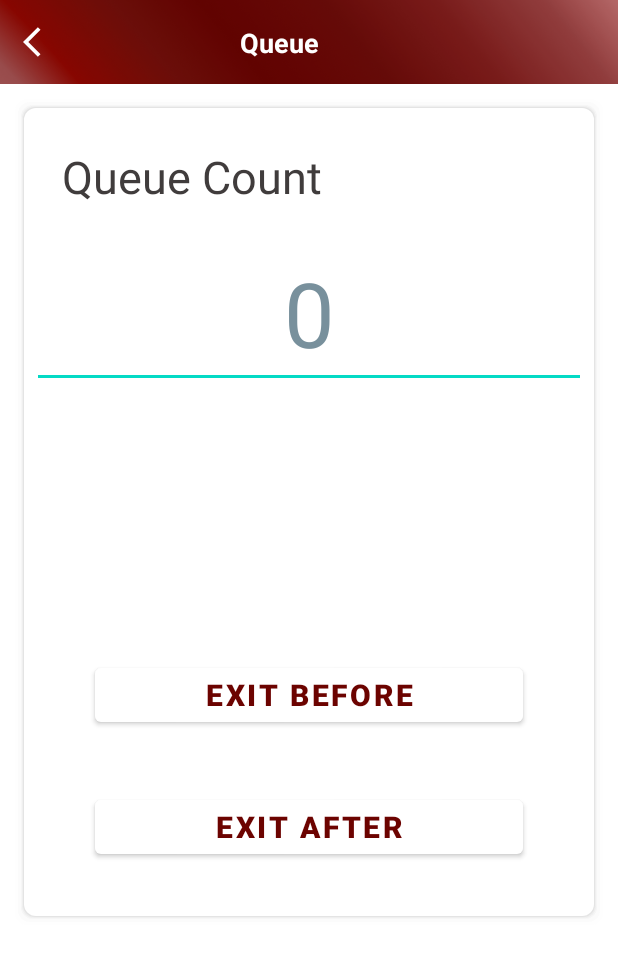
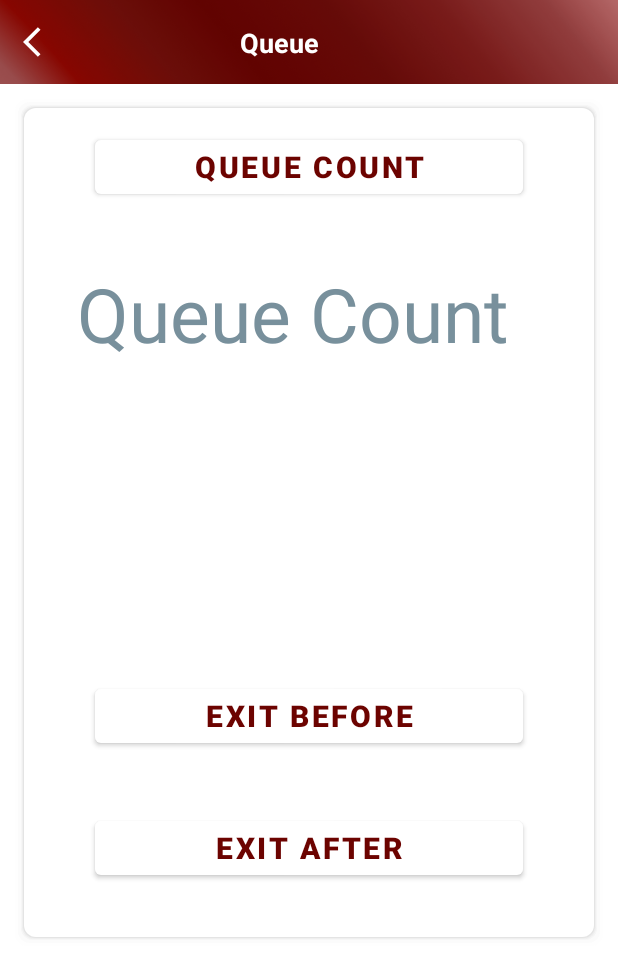
Before and after one commit to NavodyaPasqual/ead_frontend, an Android app: the queue_exit screen opened directly, with no data from a screen before it, on a phone screen of 412 x 824 dp. Shown: the top 978 px of the screen. Run offline under Robolectric (Android 15) with nearby library versions, the phone set to English and light mode, and no system bars; Roboto replaces fonts that are not available here.

Commit message:
queue class updated

```diff
--- a/app/src/main/java/com/example/ead_frontend/ui/queue/queue_create.java
+++ b/app/src/main/java/com/example/ead_frontend/ui/queue/queue_create.java
@@ -25,7 +25,7 @@ import com.android.volley.toolbox.HttpHeaderParser;
 import com.android.volley.toolbox.StringRequest;
 import com.android.volley.toolbox.Volley;
 import com.example.ead_frontend.R;
-import com.example.ead_frontend.ui.queue.queue_join;
+import com.example.ead_frontend.ui.queue.queue_exit;
 import com.example.ead_frontend.ui.user.UserLogin;
 import com.example.ead_frontend.ui.user.UserRegistration;
 
@@ -92,7 +92,7 @@ public class queue_create extends AppCompatActivity {
                     shedNameQC.getText().clear();
 
 
-                    Intent intent = new Intent(queue_create.this, queue_join.class);
+                    Intent intent = new Intent(queue_create.this, queue_exit.class);
                     startActivity(intent);
                 }
 
@@ -134,8 +134,8 @@ public class queue_create extends AppCompatActivity {
         }
     }
 
-    public void sendToQueueJoin(View view) {
-        Intent intent = new Intent(this,  queue_join.class);
+    public void sendToQueueExit(View view) {
+        Intent intent = new Intent(this,  queue_exit.class);
         Button button = (Button) findViewById(R.id.btnCreateQC);
         startActivity(intent);
     }
--- a/app/src/main/res/layout/activity_queue_exit.xml
+++ b/app/src/main/res/layout/activity_queue_exit.xml
@@ -63,6 +63,19 @@
                         android:layout_height="match_parent"
                         android:orientation="vertical">
 
+                        <Button
+                            android:id="@+id/buttonGetCount"
+                            android:layout_width="match_parent"
+                            android:layout_height="wrap_content"
+                            android:layout_marginStart="42dp"
+                            android:layout_marginTop="10dp"
+                            android:layout_marginEnd="42dp"
+                            android:layout_marginBottom="10dp"
+                            android:text="@string/queue_count"
+                            android:textColor="@color/red"
+                            android:textSize="20sp"
+                            android:textStyle="bold" />
+
                         <TextView
                             android:layout_width="wrap_content"
                             android:layout_height="wrap_content"
@@ -71,18 +84,6 @@
                             android:layout_marginRight="20dp"
                             android:layout_marginBottom="20dp"
                             android:hint="@string/queue_count"
-                            android:textColorHint="#403C3C"
-                            android:textSize="30sp" />
-
-                        <EditText
-                            android:id="@+id/queueCount"
-                            android:layout_width="match_parent"
-                            android:layout_height="wrap_content"
-                            android:autoText="true"
-                            android:autofillHints=""
-                            android:ems="10"
-                            android:hint="0"
-                            android:inputType="number"
                             android:paddingStart="10dp"
                             android:paddingLeft="10dp"
                             android:paddingTop="10dp"
@@ -91,7 +92,26 @@
                             android:paddingBottom="10dp"
                             android:textAlignment="center"
                             android:textColorHint="#78909C"
-                            android:textSize="60sp" />
+                            android:textSize="50sp" />
+
+<!--                        <EditText-->
+<!--                            android:id="@+id/queueCount"-->
+<!--                            android:layout_width="match_parent"-->
+<!--                            android:layout_height="wrap_content"-->
+<!--                            android:autoText="true"-->
+<!--                            android:autofillHints=""-->
+<!--                            android:ems="10"-->
+<!--                            android:hint="0"-->
+<!--                            android:inputType="number"-->
+<!--                            android:paddingStart="10dp"-->
+<!--                            android:paddingLeft="10dp"-->
+<!--                            android:paddingTop="10dp"-->
+<!--                            android:paddingEnd="10dp"-->
+<!--                            android:paddingRight="10dp"-->
+<!--                            android:paddingBottom="10dp"-->
+<!--                            android:textAlignment="center"-->
+<!--                            android:textColorHint="#78909C"-->
+<!--                            android:textSize="60sp" />-->
 
                     </LinearLayout>
 
```
